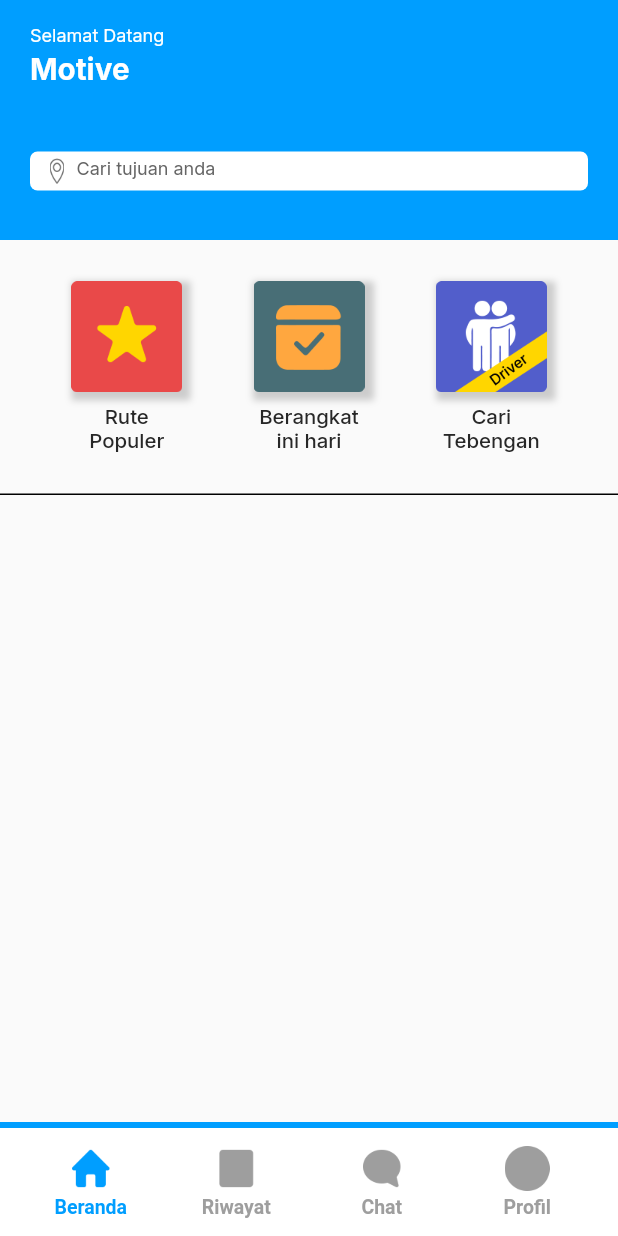
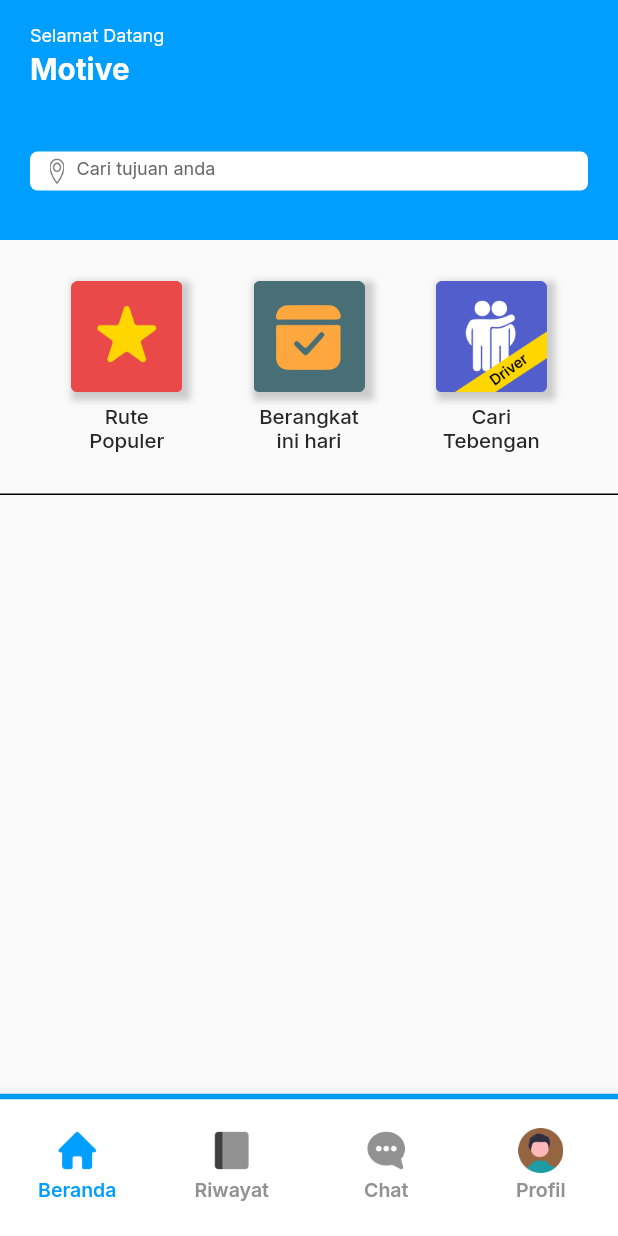
Before and after one commit to Dhaniramli/satuarah-app, a Flutter app: the MainNavigationView screen opened by its route, on a phone screen of 412 x 824 dp. Run offline on Flutter 3.47's test engine with Material 2 defaults, Android fonts, the phone set to English and light mode, and no system bars; our stand-ins replace cloud_firestore, firebase_auth, firebase_core, get, google_fonts; accounts and stored records are empty.

Commit message:
main_navigasi done

```diff
--- a/lib/app/modules/home/views/home_view.dart
+++ b/lib/app/modules/home/views/home_view.dart
@@ -14,12 +14,12 @@ class HomeView extends GetView<HomeController> {
   @override
   Widget build(BuildContext context) {
     return Scaffold(
-      body: Container(
+      body: SafeArea(
         child: Column(
           children: [
             Container(
-              padding:
-                  const EdgeInsets.symmetric(horizontal: 20.0, vertical: 16.0),
+              padding: const EdgeInsets.symmetric(
+                  horizontal: 20.0, vertical: 16.0),
               height: 160.0,
               width: MediaQuery.of(context).size.width,
               color: primaryColor,
--- a/lib/app/modules/main_navigation/views/main_navigation_view.dart
+++ b/lib/app/modules/main_navigation/views/main_navigation_view.dart
@@ -1,122 +1,172 @@
 import 'package:flutter/material.dart';
-import 'package:get/get.dart';
+import 'package:satuarah/app/modules/home/views/home_view.dart';
+import 'package:satuarah/app/modules/profile/views/profile_view.dart';
 
 import '../../../../theme.dart';
-import '../../home/views/home_view.dart';
-import '../controllers/main_navigation_controller.dart';
 
-class MainNavigationView extends StatelessWidget {
-  const MainNavigationView({Key? key}) : super(key: key);
+class MainNavigationView extends StatefulWidget {
+  const MainNavigationView({super.key});
+
+  @override
+  State<MainNavigationView> createState() => _MainNavigationViewState();
+}
+
+class _MainNavigationViewState extends State<MainNavigationView> {
+  int currentIndex = 0;
 
   @override
   Widget build(BuildContext context) {
-    return GetBuilder<MainNavigationController>(
-      init: MainNavigationController(),
-      builder: (controller) {
-        controller.view = this;
-
-        return SafeArea(
-          child: Scaffold(
-            bottomNavigationBar: SizedBox(
-              width: MediaQuery.of(context).size.width,
-              height: MediaQuery.of(context).size.height,
-              child: Stack(
-                children: [
-                  Text(
-                    "Selectted: ${controller.selectedIndex}",
-                    style: TextStyle(
-                      fontSize: 20,
-                      color: black,
+    Widget bottomNav() {
+      return BottomAppBar(
+        shape: const CircularNotchedRectangle(),
+        notchMargin: 9,
+        clipBehavior: Clip.antiAlias,
+        child: Container(
+          decoration: BoxDecoration(
+            border: Border(
+              top: BorderSide(
+                color: primaryColor,
+                width: 4.0,
               ),
             ),
-                  Positioned(
-                    top: 0.0,
-                    right: 0.0,
-                    left: 0.0,
-                    height: MediaQuery.of(context).size.height,
-                    child: IndexedStack(
-                      index: controller.selectedIndex,
+          ),
+          child: BottomNavigationBar(
+            backgroundColor: white,
+            currentIndex: currentIndex,
+            onTap: (value) {
+              setState(() {
+                print(value);
+                currentIndex = value;
+              });
+            },
+            type: BottomNavigationBarType.fixed,
+            items: [
+              BottomNavigationBarItem(
+                  icon: Container(
+                    margin: const EdgeInsets.fromLTRB(0, 12, 0, 0),
+                    child: Column(
                       children: [
-                        HomeView(),
-                        Container(
-                          color: Colors.red,
+                        Image.asset(
+                          currentIndex == 0
+                              ? 'assets/beranda.png'
+                              : 'assets/beranda_off.png',
+                          width: 30,
                         ),
-                        Container(
-                          color: Colors.blue,
-                        ),
-                        Container(
-                          color: Colors.green,
-                        ),
+                        const SizedBox(height: 3.0),
+                        Text(
+                          "Beranda",
+                          style: textFontInterStyle.copyWith(
+                              color: currentIndex == 0
+                                  ? primaryColor
+                                  : grayTigaColor,
+                              fontSize: 13,
+                              fontWeight: semiBold),
+                        )
                       ],
                     ),
                   ),
-                  Positioned(
-                    right: 0.0,
-                    left: 0.0,
-                    bottom: 0.0,
-                    height: 76.0,
-                    child: Container(
-                      padding: const EdgeInsets.all(12.0),
-                      width: MediaQuery.of(context).size.width,
-                      decoration: BoxDecoration(
-                        border: BorderDirectional(
-                          top: BorderSide(
-                            color: primaryColor,
-                            width: 4.0,
-                            style: BorderStyle.solid,
-                          ),
-                        ),
-                        color: white,
-                      ),
-                      child: Row(
-                        children: List.generate(
-                          controller.menuList.length,
-                          (index) {
-                            var item = controller.menuList[index];
-                            return Expanded(
-                              child: InkWell(
-                                onTap: () {
-                                  controller.selectedIndex = index;
-                                  controller.update();
-                                },
+                  label: ''),
+              BottomNavigationBarItem(
+                  icon: Container(
+                    margin: const EdgeInsets.fromLTRB(0, 12, 0, 0),
                     child: Column(
-                                  mainAxisAlignment: MainAxisAlignment.center,
                       children: [
                         Image.asset(
-                                      "${item['icon']}",
-                                      width: 30.0,
-                                      height: 30.0,
-                                      fit: BoxFit.fill,
-                                      color: controller.selectedIndex == index
-                                          ? primaryColor
-                                          : Colors.grey,
+                          currentIndex == 1
+                              ? 'assets/riwayat.png'
+                              : 'assets/riwayat_off.png',
+                          width: 30,
                         ),
                         const SizedBox(height: 3.0),
                         Text(
-                                      "${item['label']}",
-                                      style: TextStyle(
-                                        fontSize: 13.0,
-                                        fontWeight: semiBold,
-                                        color: controller.selectedIndex == index
+                          "Riwayat",
+                          style: textFontInterStyle.copyWith(
+                              color: currentIndex == 1
                                   ? primaryColor
-                                            : Colors.grey,
+                                  : grayTigaColor,
+                              fontSize: 13,
+                              fontWeight: semiBold),
+                        )
+                      ],
                     ),
                   ),
+                  label: ''),
+              BottomNavigationBarItem(
+                  icon: Container(
+                    margin: const EdgeInsets.fromLTRB(0, 12, 0, 0),
+                    child: Column(
+                      children: [
+                        Image.asset(
+                          currentIndex == 2
+                              ? 'assets/chat.png'
+                              : 'assets/chat_off.png',
+                          width: 30,
+                        ),
+                        const SizedBox(height: 3.0),
+                        Text(
+                          "Chat",
+                          style: textFontInterStyle.copyWith(
+                              color: currentIndex == 2
+                                  ? primaryColor
+                                  : grayTigaColor,
+                              fontSize: 13,
+                              fontWeight: semiBold),
+                        )
+                      ],
+                    ),
+                  ),
+                  label: ''),
+              BottomNavigationBarItem(
+                  icon: Container(
+                    margin: const EdgeInsets.fromLTRB(0, 12, 0, 0),
+                    child: Column(
+                      children: [
+                        Image.asset(
+                          currentIndex == 3
+                              ? 'assets/profile_on.png'
+                              : 'assets/profile.png',
+                          width: 30,
+                        ),
+                        const SizedBox(height: 3.0),
+                        Text(
+                          "Profil",
+                          style: textFontInterStyle.copyWith(
+                              color: currentIndex == 3
+                                  ? primaryColor
+                                  : grayTigaColor,
+                              fontSize: 13,
+                              fontWeight: semiBold),
+                        )
+                      ],
+                    ),
+                  ),
+                  label: ''),
             ],
           ),
         ),
       );
-                          },
-                        ),
-                      ),
-                    ),
-                  ),
-                ],
-              ),
-            ),
-          ),
-        );
-      },
+    }
+
+    Widget body() {
+      switch (currentIndex) {
+        case 0:
+          return const HomeView();
+        case 1:
+          return const HomeView();
+        case 2:
+          return const ProfileView();
+        case 3:
+          return const ProfileView();
+        default:
+          return const HomeView();
+      }
+    }
+
+    return Scaffold(
+      backgroundColor: white,
+      bottomNavigationBar: bottomNav(),
+      body: body(),
+      extendBody: true,
     );
   }
 }
--- a/lib/theme.dart
+++ b/lib/theme.dart
@@ -5,6 +5,7 @@ Color primaryColor = const Color(0xff009EFF);
 Color bigTextBlackColor = const Color(0xff323232);
 Color grayColor = const Color(0xff656565);
 Color grayDuaColor = const Color(0xffABABAB);
+Color grayTigaColor = const Color(0xff929292);
 // Color containerInputColor = Color(0xffECF2FF);
 // Color textInputColor = Color(0xff8391A1);
 // Color textGreyColor = Color(0xff6A707C);
@@ -34,6 +35,7 @@ TextStyle textWhiteStyle = GoogleFonts.inter(
 TextStyle textPrimaryStyle = GoogleFonts.inter(
   color: primaryColor,
 );
+TextStyle textFontInterStyle = GoogleFonts.inter();
 // TextStyle textInputColorStyle = GoogleFonts.roboto(
 //   color: textInputColor,
 // );
```
Also changed, not shown: assets/beranda_off.png (added), assets/chat_off.png (added), assets/profile.png, assets/profile_on.png (added), assets/riwayat_off.png (added). Lines whose indentation alone changed are shown as unchanged.
